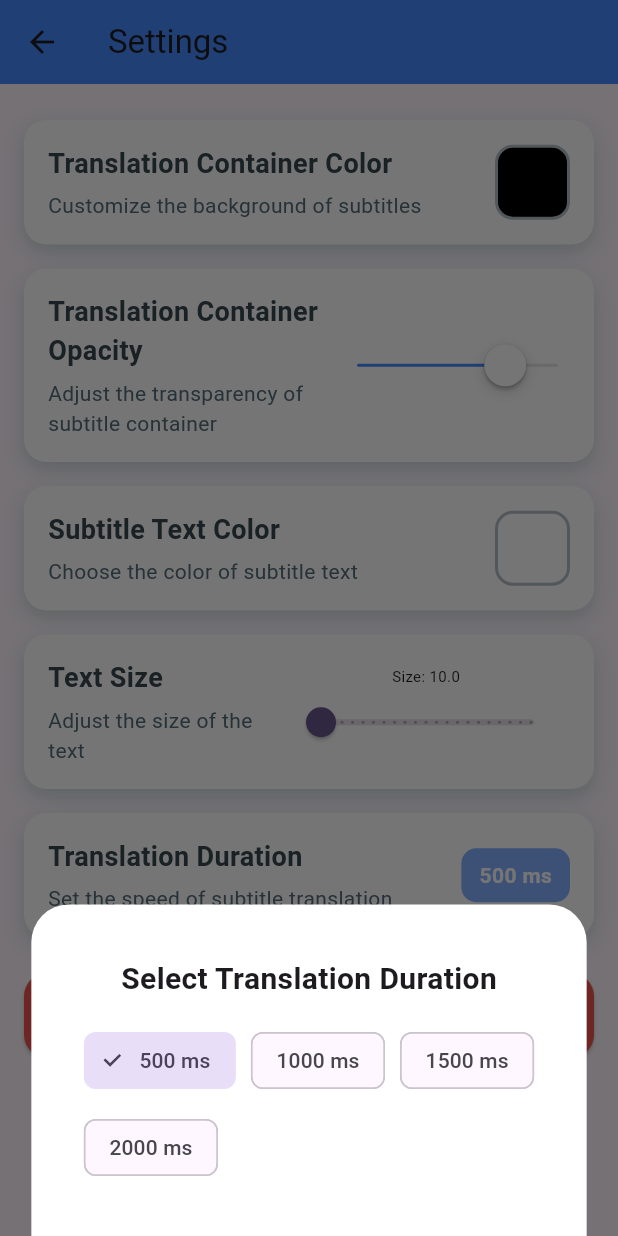
After one commit to MuhammadRizwanDawar/video_subtitle_translator, a Flutter app: the SettingsScreen screen opened directly, after a tap on "Text Size", after a tap on "Translation Duration", on a phone screen of 412 x 824 dp. The commit adds this screen. Run offline on Flutter 3.47's test engine with Material 3 defaults, Android fonts, the light colour scheme and no system bars; our stand-ins replace flutter_colorpicker, hive, hive_flutter, image_picker, video_player; missing offline and left inert: google_mlkit_text_recognition, google_mlkit_translation; accounts and stored records are empty.

Commit message:
DONE setting screen

```diff
--- /dev/null
+++ b/lib/controllers/setting_controller.dart
@@ -0,0 +1,80 @@
+import 'dart:developer';
+
+import 'package:flutter/cupertino.dart';
+import 'package:hive_flutter/adapters.dart';
+import '../model/models.dart';
+import '../services/get_hiveboxes.dart';
+
+class SettingsController extends ChangeNotifier{
+  late Box<SettingsModel> _settingsBox;
+  late SettingsModel _currentSettings;
+
+  SettingsModel get currentSettings => _currentSettings;
+
+  SettingsController() {
+    _initializeSettings();
+  }
+  void _initializeSettings() {
+    _settingsBox = GetHiveBoxes.settingsBox;
+    if (_settingsBox.isEmpty) {
+      _currentSettings = SettingsModel.defaultSettings();
+      _settingsBox.add(_currentSettings);
+    } else {
+      _currentSettings = _settingsBox.getAt(0)!;
+    }
+  }
+  void updateContainerColor(int color) {
+    _currentSettings.containerColor = color;
+    saveSettings();
+    notifyListeners();
+  }
+
+  void updateTextColor(int color) {
+    _currentSettings.textColor = color;
+    saveSettings();
+    notifyListeners();
+  }
+
+  void updateContainerOpacity(double opacity) {
+    _currentSettings.containerOpacity = opacity;
+    saveSettings();
+    notifyListeners();
+  }
+
+  void updateTranslationDuration(int duration) {
+    _currentSettings.translationDuration = duration;
+    saveSettings();
+    notifyListeners();
+  }
+
+  void updateTextSize(double size) {
+    _currentSettings.textSize = size;
+    log("Text size updated to: $size");
+    saveSettings();
+    notifyListeners();
+  }
+
+
+
+  void saveSettings() {
+    if (_settingsBox.isEmpty) {
+      _settingsBox.add(_currentSettings);
+    } else {
+      _settingsBox.putAt(0, _currentSettings);
+    }
+    // Log the saved color values
+    log("Saved container color: ${_currentSettings.containerColor}");
+    log("Saved text color: ${_currentSettings.textColor}");
+    log("Saved container opacity: ${_currentSettings.containerOpacity}");
+    log("Saved translation duration: ${_currentSettings.translationDuration}");
+    notifyListeners();
+  }
+
+  void resetToDefaultSettings() {
+    _currentSettings = SettingsModel.defaultSettings();
+    saveSettings();
+    notifyListeners();
+  }
+
+
+}
--- a/lib/main.dart
+++ b/lib/main.dart
@@ -1,16 +1,25 @@
 import 'package:flutter/material.dart';
+import 'package:hive_flutter/adapters.dart';
 import 'package:provider/provider.dart';
+import 'package:video_subtitle_translator/controllers/setting_controller.dart';
 import 'package:video_subtitle_translator/controllers/video_controller.dart';
+import 'package:video_subtitle_translator/services/hive_adapter.dart';
+import 'package:video_subtitle_translator/services/hive_boxes.dart';
 import 'package:video_subtitle_translator/views/video_picker_screen.dart';
 
 import 'controllers/videoPlayer_controller.dart';
 
 Future<void> main() async {
+  WidgetsFlutterBinding.ensureInitialized();
+  await Hive.initFlutter();
+  registerDataBaseAdapters();
+  await HiveBoxes.open();
   runApp(
     MultiProvider(
       providers: [
         ChangeNotifierProvider(create: (_) => LanguageChooseController()),
         ChangeNotifierProvider(create: (_) => VideoPlayerControllerProvider()),
+        ChangeNotifierProvider(create: (_) => SettingsController()),
       ],
       child: const MyApp(),
     ),
--- /dev/null
+++ b/lib/model/models.dart
@@ -0,0 +1,43 @@
+import 'package:flutter/material.dart';
+import 'package:hive/hive.dart';
+part 'models.g.dart';
+
+
+
+@HiveType(typeId: 0)
+class SettingsModel extends HiveObject {
+  @HiveField(0)
+  int? containerColor;
+
+  @HiveField(1)
+  double? containerOpacity;
+
+  @HiveField(2)
+  int? textColor;
+
+  @HiveField(3)
+  int? translationDuration;
+
+  @HiveField(4)
+  double? textSize;  // Add textSize here
+
+
+  SettingsModel({
+     this.containerColor,
+     this.containerOpacity,
+     this.textColor,
+     this.translationDuration,
+     this.textSize,
+  });
+
+  // Optional: Add a method to create default settings
+  factory SettingsModel.defaultSettings() {
+    return SettingsModel(
+      containerColor: Colors.black.value,
+      containerOpacity: 0.8,
+      textColor: Colors.white.value,
+      translationDuration: 500,
+      textSize: 16.0,  // Correct default value
+    );
+  }
+}
--- /dev/null
+++ b/lib/services/get_hiveboxes.dart
@@ -0,0 +1,6 @@
+import 'package:hive_flutter/adapters.dart';
+import 'package:video_subtitle_translator/model/models.dart';
+
+class GetHiveBoxes {
+  static Box<SettingsModel> get settingsBox => Hive.box('settings_box');
+}
--- /dev/null
+++ b/lib/services/hive_adapter.dart
@@ -0,0 +1,6 @@
+import 'package:hive_flutter/adapters.dart';
+import 'package:video_subtitle_translator/model/models.dart';
+
+void registerDataBaseAdapters() {
+  Hive.registerAdapter(SettingsModelAdapter());
+}
--- /dev/null
+++ b/lib/services/hive_boxes.dart
@@ -0,0 +1,8 @@
+import 'package:hive_flutter/adapters.dart';
+import 'package:video_subtitle_translator/model/models.dart';
+
+class HiveBoxes {
+  static Future<void> open() async {
+    await Hive.openBox<SettingsModel>('settings_box');
+  }
+}
--- /dev/null
+++ b/lib/views/component/setting_component/color_picker_widget.dart
@@ -0,0 +1,96 @@
+// Custom color picker with modern design
+import 'package:flutter/material.dart';
+import 'package:flutter_colorpicker/flutter_colorpicker.dart';
+import 'package:provider/provider.dart';
+
+import '../../../controllers/setting_controller.dart';
+
+void showColorPicker(BuildContext context, bool isContainerColor) {
+  final settingsController = context.read<SettingsController>();
+  Color initialColor = isContainerColor
+      ? Color(settingsController.currentSettings.containerColor!)
+      : Color(settingsController.currentSettings.textColor!);
+
+  showModalBottomSheet(
+    backgroundColor: Colors.grey[200],
+    context: context,
+    isScrollControlled: true,
+    builder: (BuildContext context) {
+      return DraggableScrollableSheet(
+        initialChildSize: 0.7,
+        minChildSize: 0.5,
+        maxChildSize: 0.9,
+        builder: (_, controller) {
+          return Container(
+            decoration: BoxDecoration(
+              color: Colors.white,
+              borderRadius: BorderRadius.vertical(top: Radius.circular(25)),
+              boxShadow: [
+                BoxShadow(
+                  color: Colors.black12,
+                  blurRadius: 10,
+                  spreadRadius: 5,
+                ),
+              ],
+            ),
+            child: Column(
+              children: [
+                Padding(
+                  padding: const EdgeInsets.symmetric(vertical: 16.0),
+                  child: Text(
+                    'Pick ${isContainerColor ? 'Container' : 'Text'} Color',
+                    style: TextStyle(
+                      fontSize: 20,
+                      fontWeight: FontWeight.bold,
+                      color: Colors.blueGrey[800],
+                    ),
+                  ),
+                ),
+                Expanded(
+                  child: ColorPicker(
+                    pickerColor: initialColor,
+                    onColorChanged: (Color color) {
+                      if (isContainerColor) {
+                        settingsController.updateContainerColor(color.value);
+                      } else {
+                        settingsController.updateTextColor(color.value);
+                      }
+                    },
+                    colorPickerWidth: 300,
+                    pickerAreaHeightPercent: 0.8,
+                    enableAlpha: false,
+                    displayThumbColor: true,
+                    paletteType: PaletteType.hueWheel,
+                  ),
+                ),
+                Padding(
+                  padding: const EdgeInsets.all(16.0),
+                  child: ElevatedButton(
+                    style: ElevatedButton.styleFrom(
+                      backgroundColor: Colors.blueAccent,
+                      shape: RoundedRectangleBorder(
+                        borderRadius: BorderRadius.circular(15),
+                      ),
+                      padding: const EdgeInsets.symmetric(
+                        horizontal: 50,
+                        vertical: 15,
+                      ),
+                    ),
+                    onPressed: () => Navigator.pop(context),
+                    child: const Text(
+                      'Select',
+                      style: TextStyle(
+                        fontSize: 16,
+                        fontWeight: FontWeight.bold,
+                      ),
+                    ),
+                  ),
+                ),
+              ],
+            ),
+          );
+        },
+      );
+    },
+  );
+}
--- /dev/null
+++ b/lib/views/component/setting_component/section_setting_widget.dart
@@ -0,0 +1,77 @@
+import 'package:flutter/material.dart';
+
+class SettingsSection extends StatelessWidget {
+  final String title;
+  final String subtitle;
+  final Widget trailing;
+  final VoidCallback? onTap;
+
+  // Constructor to initialize the properties
+  const SettingsSection({
+    Key? key,
+    required this.title,
+    required this.subtitle,
+    required this.trailing,
+    this.onTap,
+  }) : super(key: key);
+
+  @override
+  Widget build(BuildContext context) {
+    return Padding(
+      padding: const EdgeInsets.symmetric(vertical: 8.0),
+      child: Container(
+        decoration: BoxDecoration(
+          color: Colors.white,
+          borderRadius: BorderRadius.circular(15),
+          boxShadow: [
+            BoxShadow(
+              color: Colors.blueGrey.shade100,
+              blurRadius: 10,
+              offset: const Offset(0, 5),
+            ),
+          ],
+        ),
+        child: Material(
+          color: Colors.transparent,
+          child: InkWell(
+            borderRadius: BorderRadius.circular(15),
+            onTap: onTap,
+            child: Padding(
+              padding: const EdgeInsets.all(16.0),
+              child: Row(
+                crossAxisAlignment: CrossAxisAlignment.center, // Ensures proper vertical alignment.
+                children: [
+                  Expanded(
+                    // Ensures text takes available space before trailing.
+                    child: Column(
+                      crossAxisAlignment: CrossAxisAlignment.start,
+                      children: [
+                        Text(
+                          title,
+                          style: TextStyle(
+                            fontSize: 18,
+                            fontWeight: FontWeight.bold,
+                            color: Colors.blueGrey[800],
+                          ),
+                        ),
+                        const SizedBox(height: 5),
+                        Text(
+                          subtitle,
+                          style: TextStyle(
+                            fontSize: 14,
+                            color: Colors.blueGrey[600],
+                          ),
+                        ),
+                      ],
+                    ),
+                  ),
+                  trailing,
+                ],
+              ),
+            ),
+          ),
+        ),
+      ),
+    );
+  }
+}
--- /dev/null
+++ b/lib/views/setting_screen.dart
@@ -0,0 +1,256 @@
+import 'package:flutter/cupertino.dart';
+import 'package:flutter/material.dart';
+import 'package:flutter_colorpicker/flutter_colorpicker.dart';
+import 'package:provider/provider.dart';
+import 'package:video_subtitle_translator/controllers/setting_controller.dart';
+
+import 'component/setting_component/color_picker_widget.dart';
+import 'component/setting_component/section_setting_widget.dart';
+
+class SettingsScreen extends StatefulWidget {
+  const SettingsScreen({Key? key}) : super(key: key);
+
+  @override
+  State<SettingsScreen> createState() => _SettingsScreenState();
+}
+
+class _SettingsScreenState extends State<SettingsScreen> {
+  late SettingsController settingsController;
+
+  @override
+  void initState() {
+    super.initState();
+    settingsController =
+        Provider.of<SettingsController>(context, listen: false);
+  }
+
+  @override
+  Widget build(BuildContext context) {
+    return Scaffold(
+      appBar: AppBar(
+        title: const Text('Settings'),
+        backgroundColor: Colors.blueAccent,
+      ),
+      body: Padding(
+        padding: const EdgeInsets.all(16.0),
+        child: SingleChildScrollView(
+          child: Column(
+            crossAxisAlignment: CrossAxisAlignment.stretch,
+            children: [
+              Consumer<SettingsController>(
+                builder: (context, controller, _) {
+                  return SettingsSection(
+                    title: 'Translation Container Color',
+                    subtitle: 'Customize the background of subtitles',
+                    trailing: Container(
+                      width: 50,
+                      height: 50,
+                      decoration: BoxDecoration(
+                        color:
+                            Color(controller.currentSettings.containerColor!),
+                        borderRadius: BorderRadius.circular(12),
+                        border: Border.all(
+                          color: Colors.blueGrey.shade200,
+                          width: 2,
+                        ),
+                      ),
+                    ),
+                    onTap: () => showColorPicker(context, true),
+                  );
+                },
+              ),
+
+              Consumer<SettingsController>(
+                builder: (context, controller, _) {
+                  return SettingsSection(
+                    title: 'Translation Container Opacity',
+                    subtitle: 'Adjust the transparency of subtitle container',
+                    trailing: SizedBox(
+                      width: 150,
+                      child: CupertinoSlider(
+                        value: controller.currentSettings.containerOpacity!,
+                        min: 0.0,
+                        max: 1.0,
+                        activeColor: Colors.blueAccent,
+                        onChanged: (double value) {
+                          controller.updateContainerOpacity(value);
+                        },
+                      ),
+                    ),
+                  );
+                },
+              ),
+              // Text Color Section
+              Consumer<SettingsController>(
+                builder: (context, controller, _) {
+                  return SettingsSection(
+                    title: 'Subtitle Text Color',
+                    subtitle: 'Choose the color of subtitle text',
+                    trailing: Container(
+                      width: 50,
+                      height: 50,
+                      decoration: BoxDecoration(
+                        color: Color(controller.currentSettings.textColor!),
+                        borderRadius: BorderRadius.circular(12),
+                        border: Border.all(
+                          color: Colors.blueGrey.shade200,
+                          width: 2,
+                        ),
+                      ),
+                    ),
+                    onTap: () => showColorPicker(context, false),
+                  );
+                },
+              ),
+
+              Consumer<SettingsController>(
+                builder: (context, controller, _) {
+                  return SettingsSection(
+                    title: 'Text Size',
+                    subtitle: 'Adjust the size of the text',
+                    trailing: Column(
+                      children: [
+                        if (controller.currentSettings.textSize != null)
+                          Text(
+                            'Size: ${(controller.currentSettings.textSize)}',
+                            style: TextStyle(
+                                fontSize: controller.currentSettings.textSize),
+                          ),
+                        if (controller.currentSettings.textSize != null)
+                          Slider(
+                            value: controller.currentSettings.textSize!,
+                            min: 10.0,
+                            max: 30.0,
+                            divisions: 20,
+                            label:
+                                controller.currentSettings.textSize.toString(),
+                            onChanged: (double value) {
+                              controller.updateTextSize(value);
+                            },
+                          ),
+                      ],
+                    ),
+                    onTap: () {
+                      // Handle tap if needed
+                    },
+                  );
+                },
+              ),
+
+              // Translation Duration Section
+              Consumer<SettingsController>(
+                builder: (context, controller, _) {
+                  return SettingsSection(
+                    title: 'Translation Duration',
+                    subtitle: 'Set the speed of subtitle translation',
+                    trailing: Container(
+                      padding: const EdgeInsets.symmetric(
+                        horizontal: 12,
+                        vertical: 8,
+                      ),
+                      decoration: BoxDecoration(
+                        color: Colors.blueAccent.shade100,
+                        borderRadius: BorderRadius.circular(10),
+                      ),
+                      child: Text(
+                        '${controller.currentSettings.translationDuration} ms',
+                        style: const TextStyle(
+                          color: Colors.white,
+                          fontWeight: FontWeight.bold,
+                        ),
+                      ),
+                    ),
+                    onTap: () {
+                      showModalBottomSheet(
+                        backgroundColor: Colors.white,
+                        context: context,
+                        shape: const RoundedRectangleBorder(
+                          borderRadius: BorderRadius.vertical(
+                            top: Radius.circular(25),
+                          ),
+                        ),
+                        builder: (context) {
+                          return Padding(
+                            padding: const EdgeInsets.all(35.0),
+                            child: Column(
+                              mainAxisSize: MainAxisSize.min,
+                              children: [
+                                const Text(
+                                  'Select Translation Duration',
+                                  style: TextStyle(
+                                    fontSize: 20,
+                                    fontWeight: FontWeight.bold,
+                                  ),
+                                ),
+                                const SizedBox(height: 16),
+                                Wrap(
+                                  spacing: 10,
+                                  runSpacing: 10,
+                                  children:
+                                      [500, 1000, 1500, 2000].map((duration) {
+                                    return ChoiceChip(
+                                      label: Text('$duration ms'),
+                                      selected: controller.currentSettings
+                                              .translationDuration ==
+                                          duration,
+                                      onSelected: (bool selected) {
+                                        if (selected) {
+                                          controller.updateTranslationDuration(
+                                              duration);
+                                          Navigator.pop(context);
+                                        }
+                                      },
+                                    );
+                                  }).toList(),
+                                ),
+                              ],
+                            ),
+                          );
+                        },
+                      );
+                    },
+                  );
+                },
+              ),
+              Padding(
+                padding: const EdgeInsets.symmetric(vertical: 16.0),
+                child: Consumer<SettingsController>(
+                  builder: (context, controller, _) {
+                    return ElevatedButton.icon(
+                      onPressed: () {
+                        controller.resetToDefaultSettings();
+                      },
+                      icon: const Icon(
+                        Icons.restore,
+                        size: 24,
+                        color: Colors.white, // White icon for better contrast
+                      ),
+                      label: const Text(
+                        'Reset to Default',
+                        style: TextStyle(
+                          fontWeight: FontWeight.bold,
+                          fontSize: 16,
+                          color: Colors.white, // White text for better contrast
+                        ),
+                      ),
+                      style: ElevatedButton.styleFrom(
+                        backgroundColor: Colors.red.shade400,
+                        shape: RoundedRectangleBorder(
+                          borderRadius: BorderRadius.circular(15),
+                        ),
+                        padding: const EdgeInsets.symmetric(
+                            horizontal: 24, vertical: 16),
+                        textStyle: const TextStyle(
+                            fontSize: 16), // Removed bold for consistency
+                      ),
+                    );
+                  },
+                ),
+              ),
+            ],
+          ),
+        ),
+      ),
+    );
+  }
+}
--- a/lib/views/video_picker_screen.dart
+++ b/lib/views/video_picker_screen.dart
@@ -1,5 +1,6 @@
 import 'package:flutter/material.dart';
 import 'package:provider/provider.dart';
+import 'package:video_subtitle_translator/views/setting_screen.dart';
 import '../controllers/video_controller.dart';
 import '../widgets/languagedropdown.dart';
 
@@ -35,6 +36,17 @@ class _VideoPickerScreenState extends State<VideoPickerScreen> {
         backgroundColor:Colors.blueAccent,
         elevation: 0,
         centerTitle: true,
+        actions: [
+          IconButton(
+            icon: const Icon(Icons.settings, color: Colors.white),
+            onPressed: () {
+              Navigator.push(
+                context,
+                MaterialPageRoute(builder: (context) => SettingsScreen()),
+              );
+            },
+          ),
+        ],
       ),
       body: SafeArea(
         child: Column(
--- a/lib/views/video_player_screen.dart
+++ b/lib/views/video_player_screen.dart
@@ -4,6 +4,7 @@ import 'package:provider/provider.dart';
 import 'package:video_player/video_player.dart';
 import 'package:video_subtitle_translator/controllers/video_controller.dart';
 import 'package:video_subtitle_translator/utlis/drawrec_custompaint.dart';
+import '../controllers/setting_controller.dart';
 import '../controllers/videoPlayer_controller.dart';
 import '../widgets/videocontrols_widgets.dart';
 
@@ -22,13 +23,13 @@ class _VideoPlayerScreenState extends State<VideoPlayerScreen> {
   void initState() {
     super.initState();
     WidgetsBinding.instance.addPostFrameCallback(
-      (_) {
+          (_) {
         languageChooseController =
             Provider.of<LanguageChooseController>(context, listen: false);
         controller =
             Provider.of<VideoPlayerControllerProvider>(context, listen: false);
         String? getSelectedVideoPath =
-            languageChooseController.getSelectedVideoPath();
+        languageChooseController.getSelectedVideoPath();
         if (getSelectedVideoPath != null && getSelectedVideoPath.isNotEmpty) {
           controller.initializeTranslator(
               languageChooseController.sourceLanguage,
@@ -120,18 +121,28 @@ class _VideoPlayerScreenState extends State<VideoPlayerScreen> {
   }
 
   Widget _buildTextDisplay(VideoPlayerControllerProvider controller) {
+    final settingsController = Provider.of<SettingsController>(context);
+
     if (controller.translatedText.isEmpty) {
       return const SizedBox.shrink();
     }
+
     return Positioned(
       left: 10,
       top: 20,
       child: Container(
         constraints: BoxConstraints(
-          maxWidth: MediaQuery.of(context).size.width * 0.8,
+          maxWidth: MediaQuery
+              .of(context)
+              .size
+              .width * 0.8,
         ),
         decoration: BoxDecoration(
-          color: Colors.black.withOpacity(0.8),
+          color: Color(settingsController.currentSettings.containerColor ??
+              Colors.black.value).withOpacity(
+            settingsController.currentSettings.containerOpacity ??
+                0.8, // Use default opacity if null
+          ),
           borderRadius: BorderRadius.circular(8),
           border: Border.all(color: Colors.white.withOpacity(0.3)),
         ),
@@ -153,9 +164,11 @@ class _VideoPlayerScreenState extends State<VideoPlayerScreen> {
                 controller.translatedText.isEmpty
                     ? 'No text extracted or translated yet.'
                     : controller.translatedText,
-                style: const TextStyle(
-                  color: Colors.white,
-                  fontSize: 16,
+                style: TextStyle(
+                  color: Color(settingsController.currentSettings.textColor ??
+                      Colors.white.value), // Default color if null
+                  fontSize: settingsController.currentSettings.textSize ??
+                      16.0, // Default size if null
                 ),
                 overflow: TextOverflow.visible,
                 softWrap: true,
--- a/lib/widgets/languagedropdown.dart
+++ b/lib/widgets/languagedropdown.dart
@@ -172,7 +172,7 @@ class LanguageDropdownWidget extends StatelessWidget {
                     Expanded(
                       child: Text(
                         'Download $languageName Model',
-                        style: TextStyle(
+                        style: const TextStyle(
                           fontSize: 22,
                           fontWeight: FontWeight.bold,
                           color: Colors.black87,
--- a/pubspec.yaml
+++ b/pubspec.yaml
@@ -24,8 +24,12 @@ dependencies:
   dropdown_button2: ^2.3.9
   connectivity_plus: ^6.1.0
   provider: ^6.1.2
+  flutter_colorpicker: ^1.1.0
+  hive_flutter: ^1.1.0
 
 dev_dependencies:
+  hive_generator: ^1.1.3
+  build_runner: ^2.1.11
   flutter_test:
     sdk: flutter
 
```
Also changed, not shown: lib/model/models.g.dart (added), pubspec.lock.
